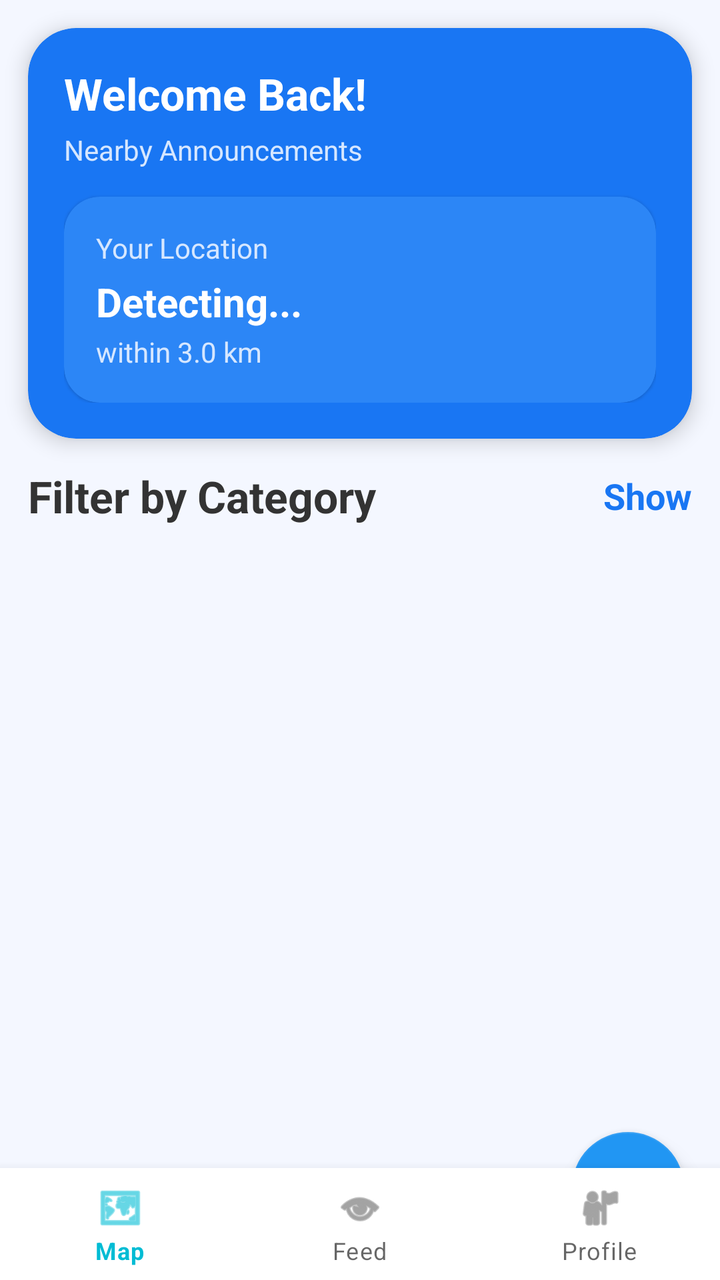
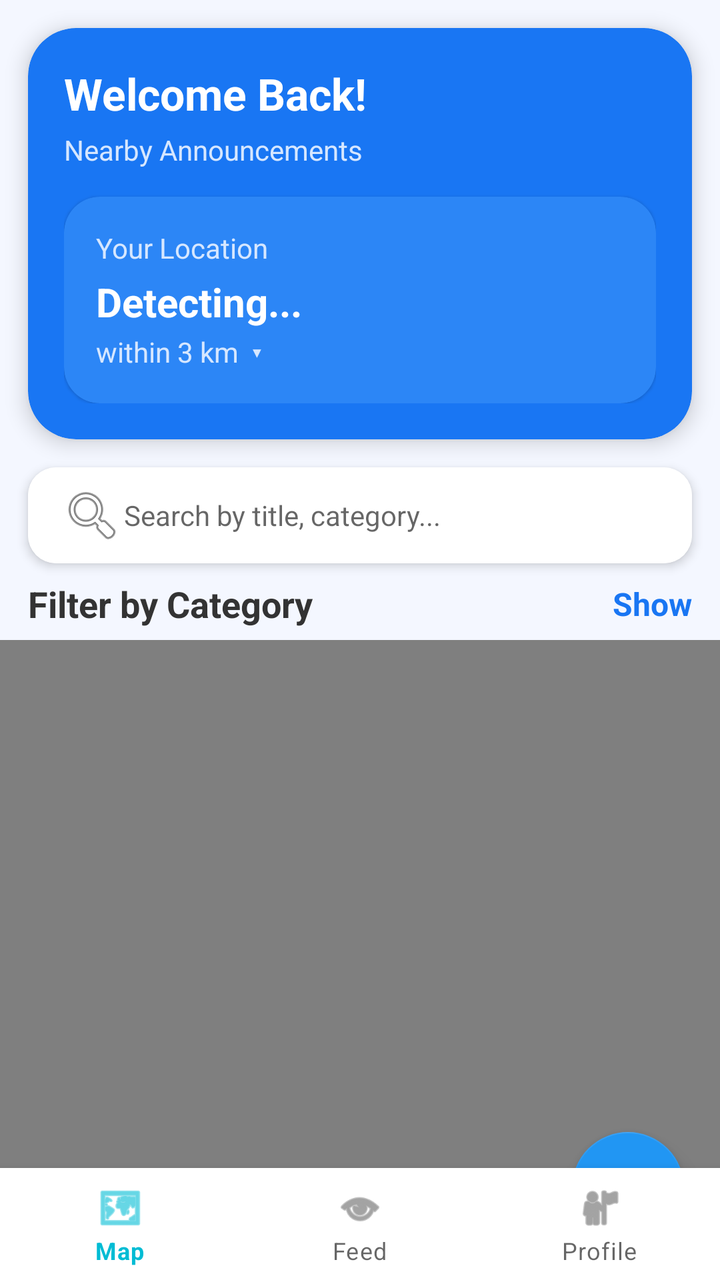

Before-and-after screenshots of an Android layout around one commit, followed by the original layout XML and the change that was made.
<!-- AndroidManifest.xml: application theme Theme.TownCrierBD -->
<!-- res/layout/activity_general_feed.xml -->
<?xml version="1.0" encoding="utf-8"?>
<androidx.coordinatorlayout.widget.CoordinatorLayout
    xmlns:android="http://schemas.android.com/apk/res/android"
    xmlns:app="http://schemas.android.com/apk/res-auto"
    android:layout_width="match_parent"
    android:layout_height="match_parent"
    android:background="#F4F7FF">

    <com.google.android.material.appbar.AppBarLayout
        android:layout_width="match_parent"
        android:layout_height="wrap_content"
        android:background="@android:color/transparent"
        android:fitsSystemWindows="true">

        <com.google.android.material.card.MaterialCardView
            android:id="@+id/headerCard"
            android:layout_width="match_parent"
            android:layout_height="wrap_content"
            android:layout_margin="14dp"
            app:cardCornerRadius="24dp"
            app:cardElevation="6dp"
            app:cardBackgroundColor="#1976F3"
            app:layout_scrollFlags="scroll|enterAlwaysCollapsed">

            <LinearLayout
                android:layout_width="match_parent"
                android:layout_height="wrap_content"
                android:padding="18dp"
                android:orientation="vertical">

                <TextView
                    android:id="@+id/tvWelcome"
                    android:layout_width="wrap_content"
                    android:layout_height="wrap_content"
                    android:text="Welcome Back!"
                    android:textColor="@android:color/white"
                    android:textStyle="bold"
                    android:textSize="22sp" />

                <TextView
                    android:layout_width="wrap_content"
                    android:layout_height="wrap_content"
                    android:text="Nearby Announcements"
                    android:textColor="#D6E7FF"
                    android:textSize="14sp"
                    android:layout_marginTop="4dp"/>

                <com.google.android.material.card.MaterialCardView
                    android:layout_width="match_parent"
                    android:layout_height="wrap_content"
                    android:layout_marginTop="14dp"
                    app:cardCornerRadius="18dp"
                    app:cardBackgroundColor="#2C86F6">

                    <LinearLayout
                        android:layout_width="match_parent"
                        android:layout_height="wrap_content"
                        android:padding="16dp"
                        android:orientation="vertical">

                        <TextView
                            android:layout_width="wrap_content"
                            android:layout_height="wrap_content"
                            android:text="Your Location"
                            android:textColor="#D6E7FF"
                            android:textSize="14sp"/>

                        <TextView
                            android:id="@+id/tvLocationName"
                            android:layout_width="wrap_content"
                            android:layout_height="wrap_content"
                            android:text="Detecting..."
                            android:textColor="@android:color/white"
                            android:textStyle="bold"
                            android:textSize="20sp"
                            android:layout_marginTop="4dp"/>

                        <TextView
                            android:id="@+id/tvRadius"
                            android:layout_width="wrap_content"
                            android:layout_height="wrap_content"
                            android:text="within 3.0 km"
                            android:textColor="#D6E7FF"
                            android:textSize="14sp"
                            android:layout_marginTop="2dp"/>
                    </LinearLayout>

                </com.google.android.material.card.MaterialCardView>

            </LinearLayout>

        </com.google.android.material.card.MaterialCardView>

        
        <LinearLayout
            android:layout_width="match_parent"
            android:layout_height="wrap_content"
            android:paddingStart="14dp"
            android:paddingEnd="14dp"
            android:paddingBottom="6dp"
            android:gravity="center_vertical"
            android:orientation="horizontal">

            <TextView
                android:layout_width="0dp"
                android:layout_height="wrap_content"
                android:layout_weight="1"
                android:text="Filter by Category"
                android:textStyle="bold"
                android:textSize="22sp"
                android:textColor="#333333"/>

            <TextView
                android:id="@+id/tvToggleFilter"
                android:layout_width="wrap_content"
                android:layout_height="wrap_content"
                android:text="Show"
                android:textStyle="bold"
                android:textSize="18sp"
                android:textColor="#1976F3"/>
        </LinearLayout>

        <HorizontalScrollView
            android:id="@+id/scrollChips"
            android:layout_width="match_parent"
            android:layout_height="wrap_content"
            android:visibility="gone"
            android:paddingStart="12dp"
            android:paddingEnd="12dp">

            <com.google.android.material.chip.ChipGroup
                android:id="@+id/chipGroup"
                android:layout_width="wrap_content"
                android:layout_height="wrap_content"
                app:singleSelection="true"/>
        </HorizontalScrollView>

    </com.google.android.material.appbar.AppBarLayout>

    <androidx.recyclerview.widget.RecyclerView
        android:id="@+id/rvFeed"
        android:layout_width="match_parent"
        android:layout_height="match_parent"
        android:clipToPadding="false"
        android:paddingBottom="90dp"
        app:layout_behavior="@string/appbar_scrolling_view_behavior"/>

    
    <LinearLayout
        android:id="@+id/layoutEmpty"
        android:layout_width="match_parent"
        android:layout_height="match_parent"
        android:orientation="vertical"
        android:gravity="center"
        android:visibility="gone"
        app:layout_behavior="@string/appbar_scrolling_view_behavior">

        <TextView
            android:layout_width="wrap_content"
            android:layout_height="wrap_content"
            android:text="📭"
            android:textSize="60sp"/>

        <TextView
            android:layout_width="wrap_content"
            android:layout_height="wrap_content"
            android:layout_marginTop="12dp"
            android:text="No announcements nearby"
            android:textStyle="bold"
            android:textSize="18sp"
            android:textColor="#444444"/>

        <TextView
            android:layout_width="wrap_content"
            android:layout_height="wrap_content"
            android:layout_marginTop="8dp"
            android:text="Try expanding your search area"
            android:textSize="14sp"
            android:textColor="#888888"/>

    </LinearLayout>

    <com.google.android.material.floatingactionbutton.FloatingActionButton
        android:id="@+id/fabAdd"
        android:layout_width="wrap_content"
        android:layout_height="wrap_content"
        android:layout_gravity="bottom|end"
        android:layout_margin="18dp"
        app:srcCompat="@android:drawable/ic_input_add" />

    <com.google.android.material.bottomnavigation.BottomNavigationView
        android:id="@+id/bottomNav"
        android:layout_width="match_parent"
        android:layout_height="wrap_content"
        android:layout_gravity="bottom"
        app:menu="@menu/menu_bottom_nav" />

</androidx.coordinatorlayout.widget.CoordinatorLayout>
<!-- resources referenced by this layout -->
<resources>
  <style name="Theme.TownCrierBD" parent="Theme.MaterialComponents.Light.NoActionBar">
  
          <item name="colorPrimary">@color/blue_end</item>
          <item name="colorPrimaryVariant">@color/blue_start</item>
          <item name="colorOnPrimary">@color/white</item>
  
          <item name="colorSecondary">@color/blue_start</item>
          <item name="colorSecondaryVariant">@color/blue_end</item>
          <item name="colorOnSecondary">@color/white</item>
  
          <item name="android:forceDarkAllowed" tools:targetApi="q">false</item>
  
          <item name="android:statusBarColor">@color/blue_start</item>
          <item name="android:navigationBarColor">@color/blue_start</item>
  
          <item name="spinnerStyle">@style/TownCrierBD.SpinnerStyle</item>
      </style>
  <color name="blue_end">#00BCD4</color>
  <color name="blue_start">#2196F3</color>
  <color name="white">#FFFFFF</color>
  <style name="TownCrierBD.SpinnerStyle" parent="Widget.AppCompat.Spinner">
      <item name="android:popupBackground">@drawable/bg_spinner_popup_white</item>
          <item name="popupTheme">@style/TownCrierBD.PopupTheme</item>
      </style>
  <!-- drawable bg_spinner_popup_white (drawable) -->
  <?xml version="1.0" encoding="utf-8"?>
  <shape xmlns:android="http://schemas.android.com/apk/res/android">
      <solid android:color="#FFFFFF"/>
      <corners android:radius="16dp"/>
      <padding
          android:left="8dp"
          android:top="8dp"
          android:right="8dp"
          android:bottom="8dp"/>
  </shape>
  <style name="TownCrierBD.PopupTheme" parent="ThemeOverlay.MaterialComponents.Light">
          <item name="android:popupBackground">@drawable/bg_spinner_popup_white</item>
      </style>
</resources>

<!-- the commit's change to res/layout/activity_general_feed.xml (unified diff, before → after) -->
@@ -79,10 +79,12 @@
                             android:id="@+id/tvRadius"
                             android:layout_width="wrap_content"
                             android:layout_height="wrap_content"
-                            android:text="within 3.0 km"
+                            android:text="within 3 km  ▾"
                             android:textColor="#D6E7FF"
                             android:textSize="14sp"
-                            android:layout_marginTop="2dp"/>
+                            android:layout_marginTop="2dp"
+                            android:clickable="true"
+                            android:focusable="true"/>
                     </LinearLayout>
 
                 </com.google.android.material.card.MaterialCardView>
@@ -90,6 +92,31 @@
             </LinearLayout>
 
         </com.google.android.material.card.MaterialCardView>
+
+        
+        <androidx.cardview.widget.CardView
+            android:layout_width="match_parent"
+            android:layout_height="wrap_content"
+            android:layout_marginStart="14dp"
+            android:layout_marginEnd="14dp"
+            android:layout_marginBottom="8dp"
+            app:cardCornerRadius="14dp"
+            app:cardElevation="3dp">
+
+            <EditText
+                android:id="@+id/etSearch"
+                android:layout_width="match_parent"
+                android:layout_height="48dp"
+                android:hint="Search by title, category..."
+                android:paddingStart="16dp"
+                android:paddingEnd="16dp"
+                android:background="@android:color/white"
+                android:textSize="14sp"
+                android:inputType="text"
+                android:imeOptions="actionSearch"
+                android:drawableStart="@android:drawable/ic_menu_search"/>
+
+        </androidx.cardview.widget.CardView>
 
         
         <LinearLayout
@@ -107,7 +134,7 @@
                 android:layout_weight="1"
                 android:text="Filter by Category"
                 android:textStyle="bold"
-                android:textSize="22sp"
+                android:textSize="18sp"
                 android:textColor="#333333"/>
 
             <TextView
@@ -116,7 +143,7 @@
                 android:layout_height="wrap_content"
                 android:text="Show"
                 android:textStyle="bold"
-                android:textSize="18sp"
+                android:textSize="16sp"
                 android:textColor="#1976F3"/>
         </LinearLayout>
 
@@ -137,13 +164,21 @@
 
     </com.google.android.material.appbar.AppBarLayout>
 
-    <androidx.recyclerview.widget.RecyclerView
-        android:id="@+id/rvFeed"
+    
+    <androidx.swiperefreshlayout.widget.SwipeRefreshLayout
+        android:id="@+id/swipeRefresh"
         android:layout_width="match_parent"
         android:layout_height="match_parent"
-        android:clipToPadding="false"
-        android:paddingBottom="90dp"
-        app:layout_behavior="@string/appbar_scrolling_view_behavior"/>
+        app:layout_behavior="@string/appbar_scrolling_view_behavior">
+
+        <androidx.recyclerview.widget.RecyclerView
+            android:id="@+id/rvFeed"
+            android:layout_width="match_parent"
+            android:layout_height="match_parent"
+            android:clipToPadding="false"
+            android:paddingBottom="90dp"/>
+
+    </androidx.swiperefreshlayout.widget.SwipeRefreshLayout>
 
     
     <LinearLayout
